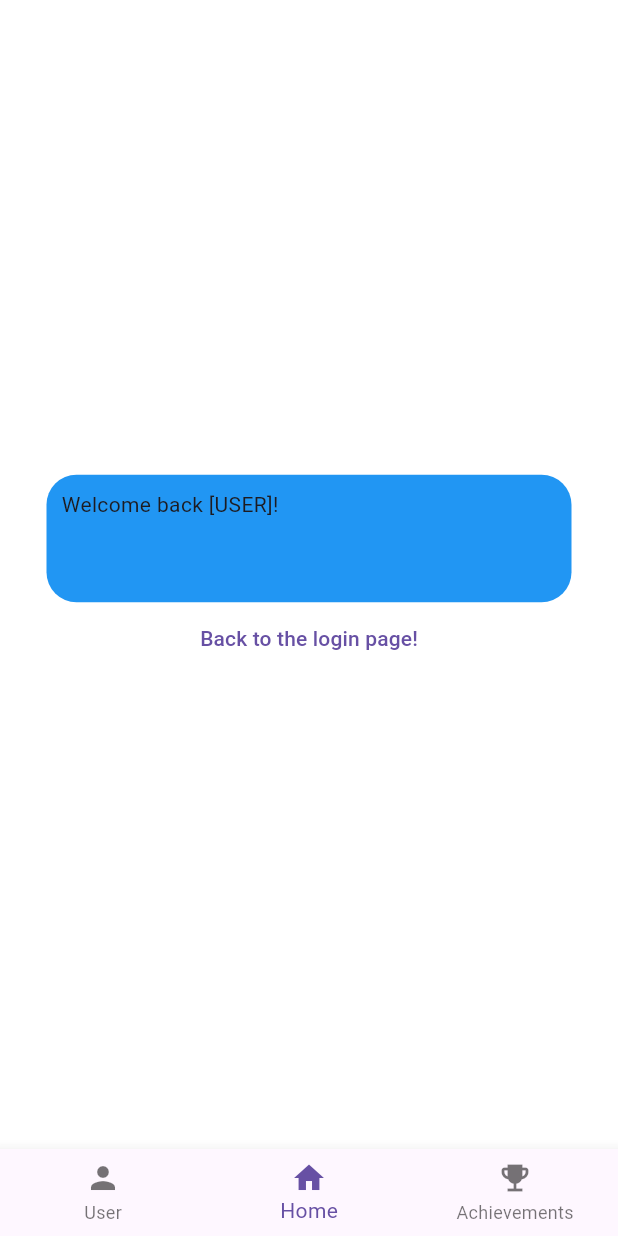
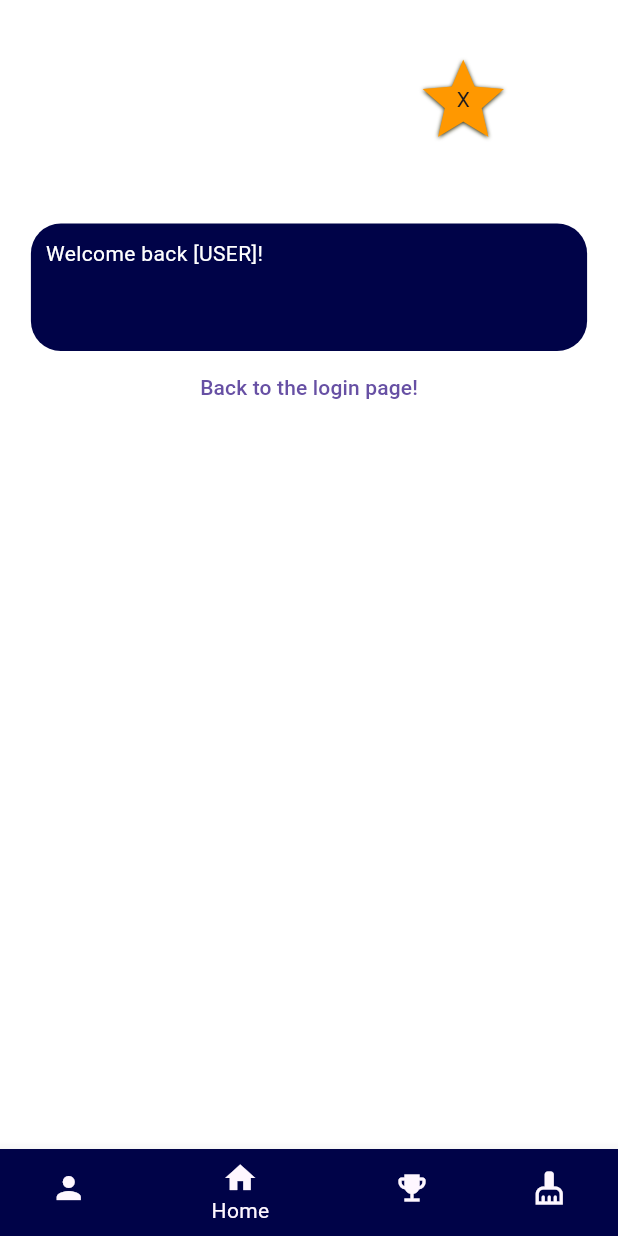
Before and after one commit to NikoItanen/FreshSwipe, a Flutter app: the screen it shows after launch, after a tap on "Log In", on a phone screen of 412 x 824 dp. Run offline on Flutter 3.47's test engine with Material 3 defaults, Android fonts, the phone set to English and light mode, and no system bars.

```diff
--- a/lib/login_page.dart
+++ b/lib/login_page.dart
@@ -17,10 +17,11 @@ class _LoginState extends State<LoginPage> {
       title: 'FreshSwipe',
       home: Scaffold(
         backgroundColor: Color.fromARGB(255, 255, 255, 255),
-        body: Center(
-          heightFactor: 3.5,
+        body: SingleChildScrollView(
+          child: Center(
+          heightFactor: 1.5,
           child: Column(mainAxisAlignment: MainAxisAlignment.center, children: [
-            const Image(image: AssetImage('freshswipe-1.png'), width: 300, height: 300),
+            const Image(image: AssetImage('assets/freshswipe-1.png'), width: 300, height: 300),
             // Title text to the login page.
             const Text('FreshSwipe',
                 style: TextStyle(
@@ -80,6 +81,7 @@ class _LoginState extends State<LoginPage> {
             ),
           ]),
         ),
+        )
       ),
     );
   }
--- a/lib/main.dart
+++ b/lib/main.dart
@@ -1,6 +1,9 @@
 import 'package:flutter/material.dart';
-import 'package:freshswipe/menu_page.dart';
-import 'package:freshswipe/login_page.dart';
+import 'menu_page.dart';
+import 'login_page.dart';
+import 'cleaning_page.dart';
+import 'user_page.dart';
+import 'rewards_page.dart';
 
 void main() {
   runApp(const FreshSwipe());
@@ -17,7 +20,10 @@ class FreshSwipe extends StatelessWidget {
         home: const LoginPage(),
         routes: {
           '/menupage': (context) => const MenuPage(),
-          '/loginpage': (context) => const LoginPage()
+          '/loginpage': (context) => const LoginPage(),
+          '/user': (context) => const UserPage(),
+          '/rewards': (context) => const RewardPage(),
+          '/cleaning': (context) => const CleaningPage()
         });
   }
 }
--- a/lib/menu_page.dart
+++ b/lib/menu_page.dart
@@ -1,4 +1,7 @@
+import 'package:flutter/cupertino.dart';
 import 'package:flutter/material.dart';
+import 'package:flutter/widgets.dart';
+import 'package:freshswipe/widgets/navbar.dart';
 
 class MenuPage extends StatefulWidget {
   const MenuPage({super.key});
@@ -8,6 +11,30 @@ class MenuPage extends StatefulWidget {
 }
 
 class _MenuPage extends State<MenuPage> {
+  int _selectedIndex = 1;
+
+  void _onItemTapped(int index) {
+    setState(() {
+      _selectedIndex = index;
+    });
+
+  switch (index) {
+    case 0:
+      Navigator.pushNamed(context, '/user');
+      break;
+    case 1:
+      Navigator.pushNamed(context, '/home');
+      break;
+    case 2:
+      Navigator.pushNamed(context, '/rewards');
+      break;
+    case 3:
+      Navigator.pushNamed(context, '/cleaning');
+      break;
+  }
+}
+
+
   @override
   Widget build(BuildContext context) {
     return MaterialApp(
@@ -16,52 +43,70 @@ class _MenuPage extends State<MenuPage> {
           backgroundColor: Color.fromARGB(255, 255, 255, 255),
           body: Center(
             //Content over here:
+            child: SingleChildScrollView(
+              child: FractionallySizedBox(
+                widthFactor: 0.9,
+                child: Padding(
+                  padding: const EdgeInsets.only(bottom: 450),
                   child: Column(
-                mainAxisAlignment: MainAxisAlignment.center,
+                    mainAxisAlignment: MainAxisAlignment.start,
                     children: [
+                      const Align(
+                        alignment: Alignment.centerRight,
+                        child: Padding(
+                          padding: EdgeInsets.only(right: 50, bottom: 50),
+                          child: SizedBox(
+                              width: 65,
+                              height: 65,
+                              child: Stack(
+                                children: <Widget>[
+                                  Icon(
+                                    Icons.star,
+                                    size: 65,
+                                    color: Colors.orange,
+                                    shadows: [
+                                      Shadow(
+                                          color: Color.fromARGB(255, 36, 35, 0),
+                                          blurRadius: 3,
+                                          offset: Offset(0, 1))
+                                    ],
+                                  ),
+                                  Center(child: Text("X"))
+                                ],
+                              )),
+                        ),
+                      ),
                       Container(
-                      width: 350,
+                        width: double.infinity,
                         height: 85,
-                      decoration: BoxDecoration(color: Colors.blue, borderRadius: BorderRadius.circular(20)),
+                        decoration: BoxDecoration(
+                          color: Color.fromRGBO(0, 3, 72, 1),
+                          borderRadius: BorderRadius.circular(20),
+                        ),
                         child: const Padding(
                           padding: EdgeInsets.all(10),
-                        child: Text('Welcome back [USER]!')
-                      )
+                          child: Text(
+                            'Welcome back [USER]!',
+                            style: TextStyle(color: Colors.white),
+                          ),
+                        ),
                       ),
                       TextButton(
                         child: const Text('Back to the login page!'),
                         onPressed: () {
                           Navigator.pushNamed(context, '/loginpage');
                         },
-                  )
-                ]
-              )
+                      ),
+                    ],
+                  ),
+                ),
+              ),
+            ),
           ),
           // Navigation bar implementation here:
-              bottomNavigationBar: BottomNavigationBar(
-                currentIndex: 1,
-                items: const [
-
-                  BottomNavigationBarItem(
-                    icon: Icon (Icons.person),
-                    backgroundColor: Color.fromRGBO(0, 3, 72, 1),
-                    label: "User"
-                    ),
-
-                  BottomNavigationBarItem(
-                    icon: Icon (Icons.home),
-                    backgroundColor: Color.fromRGBO(0, 3, 72, 1),
-                    label: "Home",
-                    ),
-
-                  BottomNavigationBarItem(
-                    icon: Icon (Icons.emoji_events),
-                    backgroundColor: Color.fromRGBO(0, 3, 72, 1),
-                    label: "Achievements"
-                    )
-                    ],
-                ),
-          )
-      );
+          bottomNavigationBar: CustomBottomNavigationBar(
+            onItemTapped: _onItemTapped,
+            selectedIndex: _selectedIndex,),
+        ));
   }
 }
--- /dev/null
+++ b/lib/widgets/navbar.dart
@@ -0,0 +1,38 @@
+import 'package:flutter/material.dart';
+
+class CustomBottomNavigationBar extends StatelessWidget {
+  final int selectedIndex;
+  final ValueChanged<int> onItemTapped;
+
+  const CustomBottomNavigationBar({
+    required this.selectedIndex,
+    required this.onItemTapped,
+    super.key,
+  });
+
+
+  @override
+  Widget build(BuildContext context) {
+    return BottomNavigationBar(
+      currentIndex: selectedIndex,
+      onTap: onItemTapped,
+      items: const [
+        BottomNavigationBarItem(
+                  icon: Icon(Icons.person),
+                  backgroundColor: Color.fromRGBO(0, 3, 72, 1),
+                  label: "User"),
+              BottomNavigationBarItem(
+                  icon: Icon(Icons.home),
+                  backgroundColor: Color.fromRGBO(0, 3, 72, 1),
+                  label: "Home"),
+              BottomNavigationBarItem(
+                  icon: Icon(Icons.emoji_events),
+                  backgroundColor: Color.fromRGBO(0, 3, 72, 1),
+                  label: "Achievements"),
+              BottomNavigationBarItem(
+                  icon: Icon(Icons.cleaning_services),
+                  backgroundColor: Color.fromRGBO(0, 3, 72, 1),
+                  label: "Cleaning")
+    ]);
+  }
+}
```
Also changed, not shown: lib/cleaning_page.dart (added, +45 -0 lines), lib/rewards_page.dart (added, +45 -0 lines), lib/user_page.dart (added, +45 -0 lines), pubspec.yaml (+7 -7 lines), 4 other files. Lines whose indentation alone changed are shown as unchanged.
